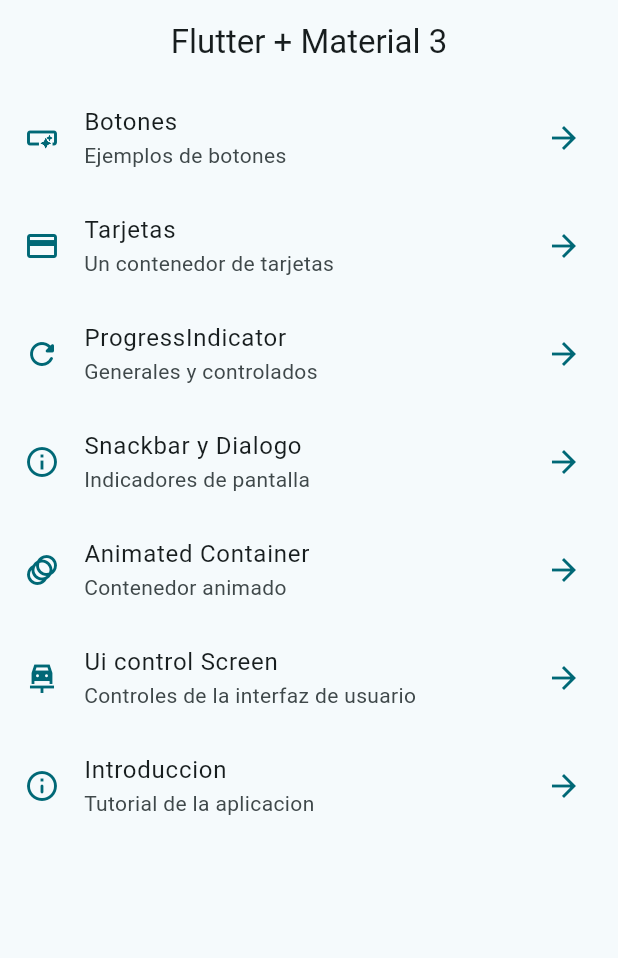
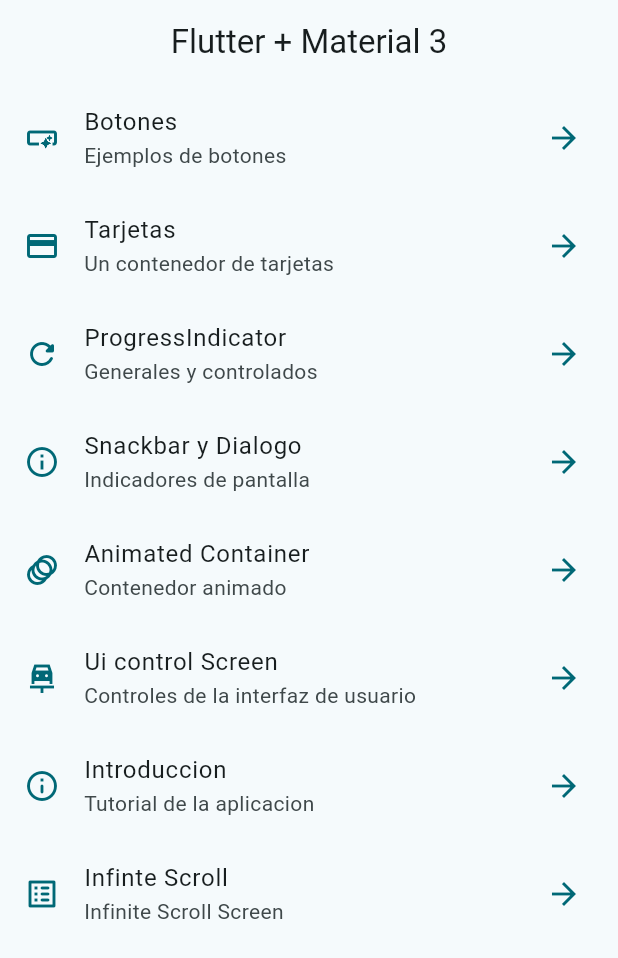
Before and after one commit to ObedGarcia64/WidgetsApp, a Flutter app: the screen it shows after launch, on a phone screen of 412 x 824 dp. Shown: the top 958 px of the screen. Run offline on Flutter 3.47's test engine with Material 3 defaults, Android fonts, the phone set to English and light mode, and no system bars; our stand-ins replace animate_do, go_router.

Commit message:
Infinite scroll screen

```diff
--- a/lib/config/theme/menu/menu_items.dart
+++ b/lib/config/theme/menu/menu_items.dart
@@ -57,4 +57,10 @@ const appMenuItems = <menuItem>[
     link: '/tutorial',
     icon: Icons.info_outline_rounded,
   ),
+  menuItem(
+    title: 'Infinte Scroll',
+    subTitle: 'Infinite Scroll Screen',
+    link: '/infinite',
+    icon: Icons.list_alt_rounded,
+  ),
 ];
--- a/lib/config/theme/router/app_router.dart
+++ b/lib/config/theme/router/app_router.dart
@@ -43,5 +43,10 @@ final appRouter = GoRouter(
       name: AppTutorialScreen.name,
       builder: (context, state) => const AppTutorialScreen(),
     ),
+    GoRoute(
+      path: '/infinite',
+      name: InfiniteScrollScreen.name,
+      builder: (context, state) => const InfiniteScrollScreen(),
+    ),
   ],
 );
```
Also changed, not shown: lib/presentation/Screens/infinite_scroll/infinite_scroll_screen.dart (+33 -2 lines).
